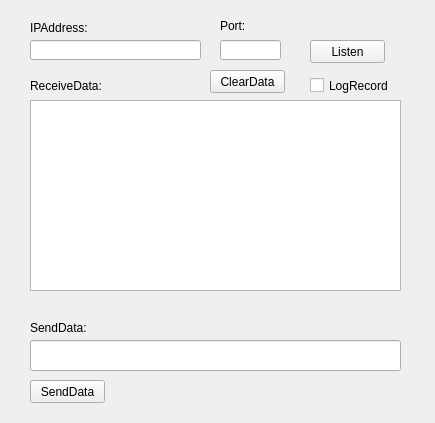
Old version of the form server/serverwidget.ui in the repository qtcore/Network_Debug_Assistant.
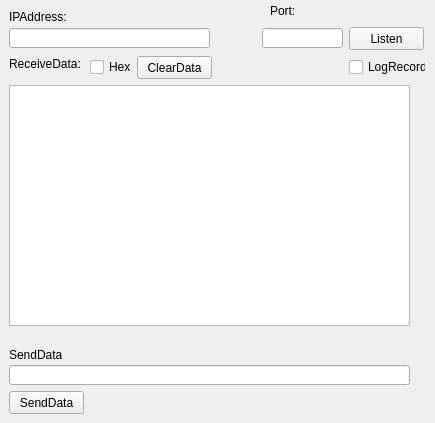
New version of the form.

Commit message: Add Show hexadecimal Data

```diff
--- a/server/serverwidget.ui
+++ b/server/serverwidget.ui
@@ -16,9 +16,9 @@
   <widget class="QLineEdit" name="ServerIPlineEdit">
    <property name="geometry">
     <rect>
-     <x>30</x>
-     <y>40</y>
-     <width>171</width>
+     <x>9</x>
+     <y>28</y>
+     <width>201</width>
      <height>20</height>
     </rect>
    </property>
@@ -26,9 +26,9 @@
   <widget class="QLineEdit" name="ServerPortlineEdit">
    <property name="geometry">
     <rect>
-     <x>220</x>
-     <y>40</y>
-     <width>61</width>
+     <x>262</x>
+     <y>28</y>
+     <width>81</width>
      <height>20</height>
     </rect>
    </property>
@@ -36,8 +36,8 @@
   <widget class="QPushButton" name="ListenpushButton">
    <property name="geometry">
     <rect>
-     <x>310</x>
-     <y>40</y>
+     <x>349</x>
+     <y>27</y>
      <width>75</width>
      <height>23</height>
     </rect>
@@ -49,20 +49,20 @@
   <widget class="QTextEdit" name="ServerReceDatatextEdit">
    <property name="geometry">
     <rect>
-     <x>30</x>
-     <y>100</y>
-     <width>371</width>
-     <height>191</height>
+     <x>9</x>
+     <y>85</y>
+     <width>401</width>
+     <height>241</height>
     </rect>
    </property>
   </widget>
   <widget class="QLabel" name="label">
    <property name="geometry">
     <rect>
-     <x>30</x>
-     <y>70</y>
-     <width>81</width>
-     <height>31</height>
+     <x>9</x>
+     <y>56</y>
+     <width>72</width>
+     <height>16</height>
     </rect>
    </property>
    <property name="text">
@@ -72,18 +72,18 @@
   <widget class="QLineEdit" name="ServerSendDatalineEdit">
    <property name="geometry">
     <rect>
-     <x>30</x>
-     <y>340</y>
-     <width>371</width>
-     <height>31</height>
+     <x>9</x>
+     <y>365</y>
+     <width>401</width>
+     <height>20</height>
     </rect>
    </property>
   </widget>
   <widget class="QPushButton" name="ServerSendDatapushButton">
    <property name="geometry">
     <rect>
-     <x>30</x>
-     <y>380</y>
+     <x>9</x>
+     <y>391</y>
      <width>75</width>
      <height>23</height>
     </rect>
@@ -95,9 +95,9 @@
   <widget class="QLabel" name="label_2">
    <property name="geometry">
     <rect>
-     <x>30</x>
-     <y>320</y>
-     <width>61</width>
+     <x>9</x>
+     <y>347</y>
+     <width>54</width>
      <height>16</height>
     </rect>
    </property>
@@ -108,9 +108,9 @@
   <widget class="QLabel" name="label_3">
    <property name="geometry">
     <rect>
-     <x>30</x>
-     <y>20</y>
-     <width>71</width>
+     <x>9</x>
+     <y>9</y>
+     <width>60</width>
      <height>16</height>
     </rect>
    </property>
@@ -118,26 +118,13 @@
     <string>IPAddress:</string>
    </property>
   </widget>
-  <widget class="QLabel" name="label_4">
-   <property name="geometry">
-    <rect>
-     <x>220</x>
-     <y>20</y>
-     <width>54</width>
-     <height>12</height>
-    </rect>
-   </property>
-   <property name="text">
-    <string>Port:</string>
-   </property>
-  </widget>
   <widget class="QCheckBox" name="ServerCheckBox">
    <property name="geometry">
     <rect>
-     <x>310</x>
-     <y>75</y>
-     <width>81</width>
-     <height>21</height>
+     <x>349</x>
+     <y>59</y>
+     <width>77</width>
+     <height>16</height>
     </rect>
    </property>
    <property name="text">
@@ -147,8 +134,8 @@
   <widget class="QPushButton" name="ServerDelpushButton">
    <property name="geometry">
     <rect>
-     <x>210</x>
-     <y>70</y>
+     <x>137</x>
+     <y>56</y>
      <width>75</width>
      <height>23</height>
     </rect>
@@ -157,6 +144,32 @@
     <string>ClearData</string>
    </property>
   </widget>
+  <widget class="QCheckBox" name="ServerHexcheckBox">
+   <property name="geometry">
+    <rect>
+     <x>90</x>
+     <y>59</y>
+     <width>41</width>
+     <height>16</height>
+    </rect>
+   </property>
+   <property name="text">
+    <string>Hex</string>
+   </property>
+  </widget>
+  <widget class="QLabel" name="label_4">
+   <property name="geometry">
+    <rect>
+     <x>270</x>
+     <y>0</y>
+     <width>30</width>
+     <height>21</height>
+    </rect>
+   </property>
+   <property name="text">
+    <string>Port:</string>
+   </property>
+  </widget>
  </widget>
  <layoutdefault spacing="6" margin="11"/>
  <resources/>
```
The commit also changes 1 other file.
